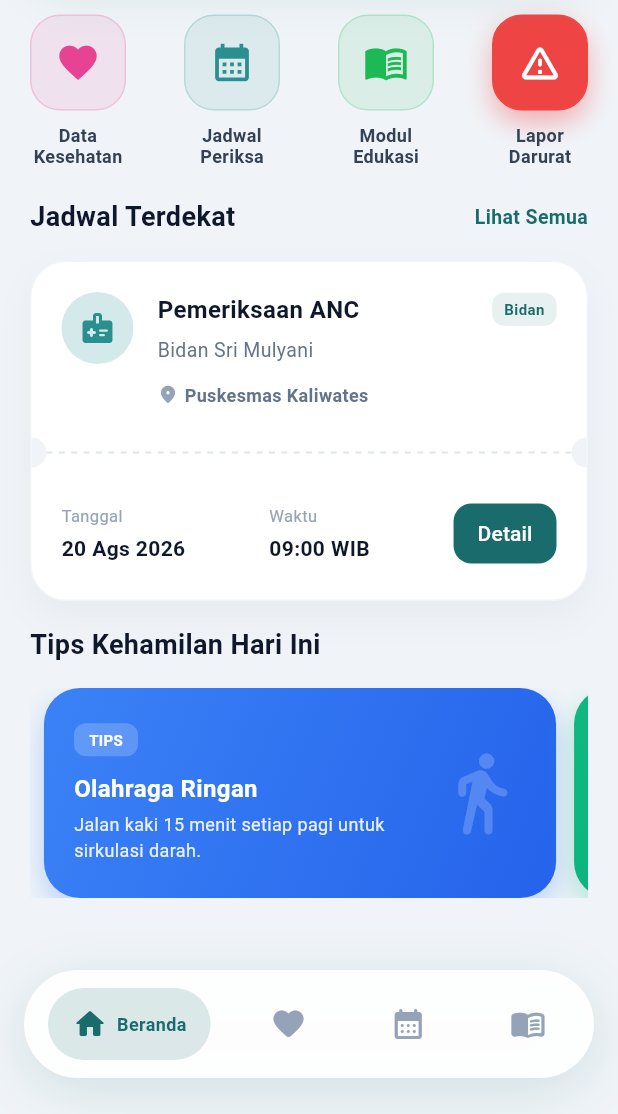
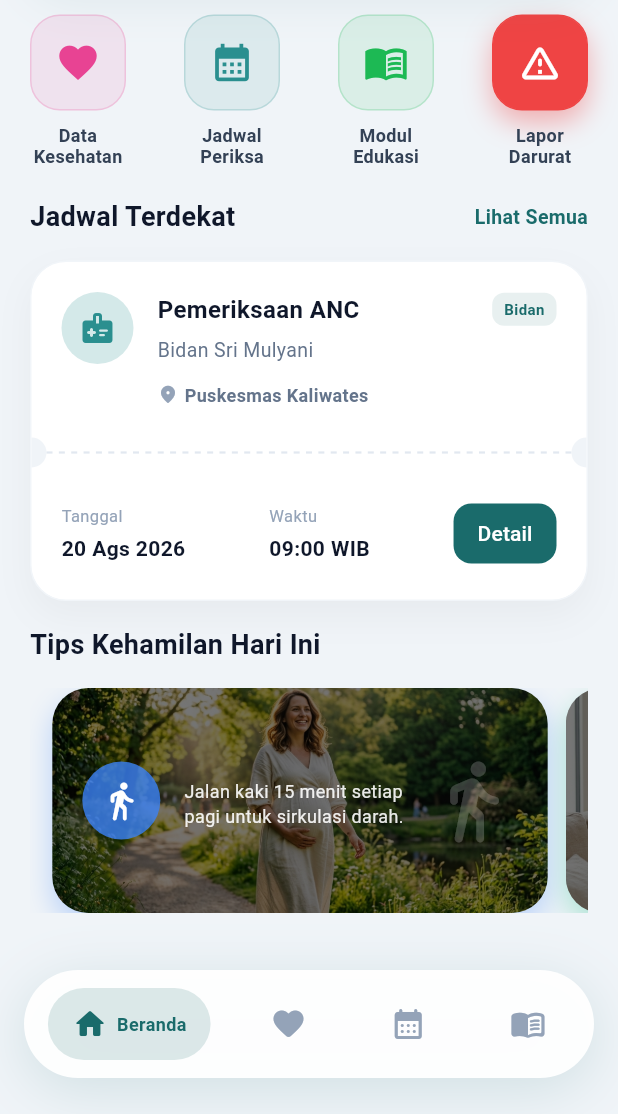
Before and after one commit to ardhikaxx/sipeka-mobile, a Flutter app: the screen it shows after launch, scrolled down 311 dp, on a phone screen of 412 x 824 dp, the part 122-1236 px from its top. Run offline on Flutter 3.47's test engine with Material 3 defaults, Android fonts, the phone set to English and light mode, and no system bars; our stand-ins replace fl_chart, get, table_calendar.

Commit message:
feat: use custom generated images for tips carousel in dashboard

```diff
--- a/lib/features/patient_dashboard/views/dashboard_view.dart
+++ b/lib/features/patient_dashboard/views/dashboard_view.dart
@@ -404,54 +404,54 @@ class DashboardView extends GetView<DashboardController> {
       {
         'title': 'Olahraga Ringan',
         'subtitle': 'Jalan kaki 15 menit setiap pagi untuk sirkulasi darah.',
-        'color1': const Color(0xFF3B82F6),
-        'color2': const Color(0xFF2563EB),
+        'image': 'assets/images/tips_olahraga.jpg',
+        'color': const Color(0xFF3B82F6),
         'icon': Icons.directions_walk_rounded,
       },
       {
         'title': 'Kebutuhan Cairan',
         'subtitle': 'Pastikan minum 8-10 gelas air putih sehari.',
-        'color1': const Color(0xFF10B981),
-        'color2': const Color(0xFF059669),
+        'image': 'assets/images/tips_minum.jpg',
+        'color': const Color(0xFF10B981),
         'icon': Icons.water_drop_rounded,
       },
     ];
 
     return SizedBox(
-      height: 140,
+      height: 150,
       child: PageView.builder(
         itemCount: tips.length,
-        controller: PageController(viewportFraction: 0.95),
+        controller: PageController(viewportFraction: 0.92),
         itemBuilder: (context, index) {
           final tip = tips[index];
           return Container(
             margin: const EdgeInsets.only(right: 12),
             padding: const EdgeInsets.all(20),
             decoration: BoxDecoration(
-              gradient: LinearGradient(
-                colors: [tip['color1'] as Color, tip['color2'] as Color],
-                begin: Alignment.topLeft,
-                end: Alignment.bottomRight,
+              image: DecorationImage(
+                image: AssetImage(tip['image'] as String),
+                fit: BoxFit.cover,
+                colorFilter: const ColorFilter.mode(Colors.black54, BlendMode.darken),
               ),
               borderRadius: BorderRadius.circular(24),
               boxShadow: [
-                BoxShadow(color: (tip['color1'] as Color).withOpacity(0.3), blurRadius: 15, offset: const Offset(0, 8)),
+                BoxShadow(color: (tip['color'] as Color).withOpacity(0.3), blurRadius: 15, offset: const Offset(0, 8)),
               ],
             ),
             child: Row(
+              crossAxisAlignment: CrossAxisAlignment.center,
               children: [
+                Container(
+                  padding: const EdgeInsets.all(12),
+                  decoration: BoxDecoration(color: (tip['color'] as Color).withOpacity(0.8), shape: BoxShape.circle),
+                  child: Icon(tip['icon'] as IconData, color: Colors.white, size: 28),
+                ),
+                const SizedBox(width: 16),
                 Expanded(
                   child: Column(
                     crossAxisAlignment: CrossAxisAlignment.start,
                     mainAxisAlignment: MainAxisAlignment.center,
                     children: [
-                      Container(
-                        padding: const EdgeInsets.symmetric(horizontal: 10, vertical: 4),
-                        decoration: BoxDecoration(color: Colors.white.withOpacity(0.2), borderRadius: BorderRadius.circular(8)),
-                        child: const Text('TIPS', style: TextStyle(color: Colors.white, fontSize: 10, fontWeight: FontWeight.bold)),
-                      ),
-                      const SizedBox(height: 10),
-                      Text(tip['title'] as String, style: const TextStyle(color: Colors.white, fontSize: 16, fontWeight: FontWeight.bold)),
                       const SizedBox(height: 4),
                       Text(tip['subtitle'] as String, style: TextStyle(color: Colors.white.withOpacity(0.9), fontSize: 12)),
                     ],
```
Also changed, not shown: assets/images/tips_minum.jpg (added), assets/images/tips_olahraga.jpg (added).
